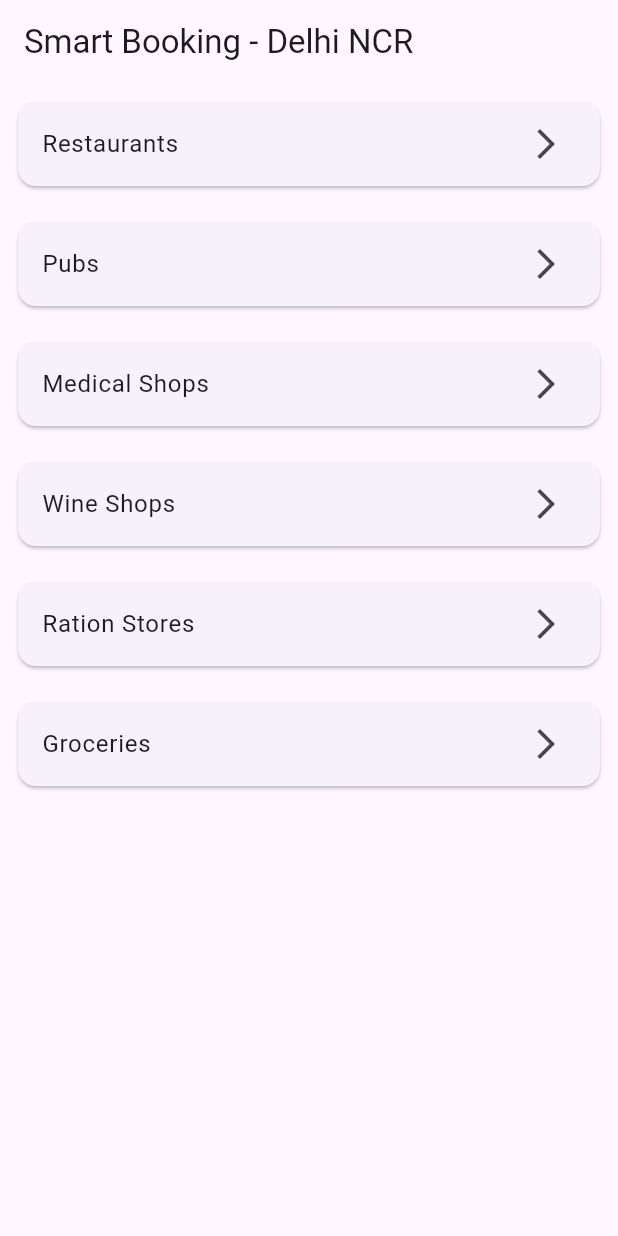
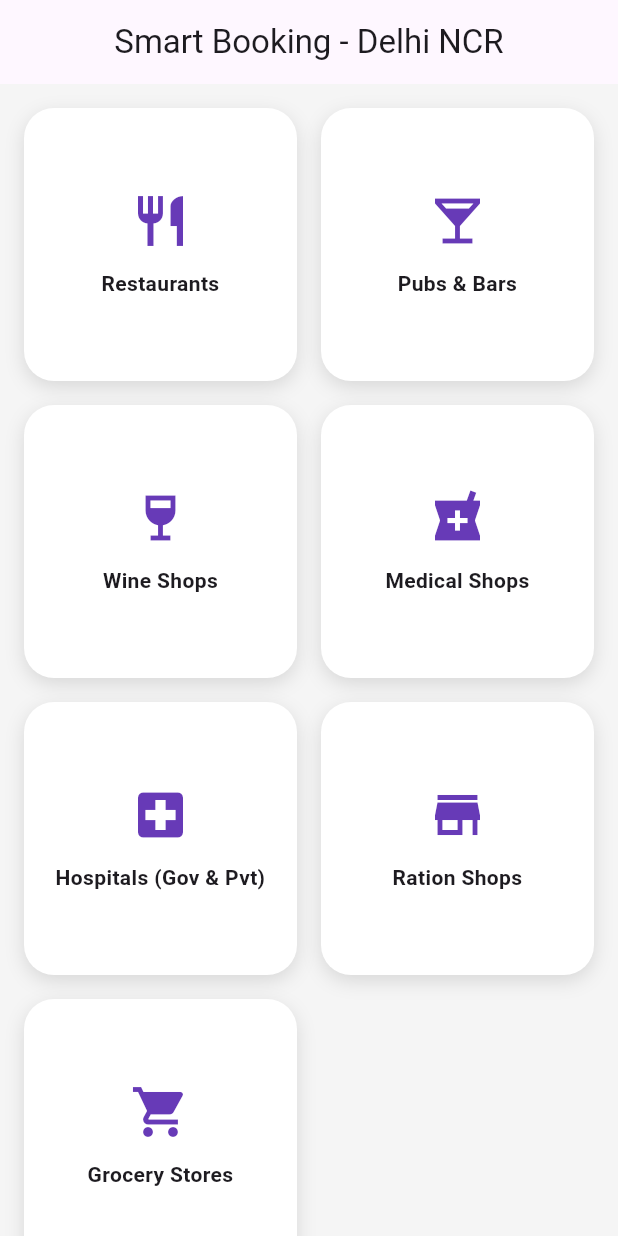
Before and after one commit to anuj3105clover/Smart-booking, a Flutter app: the screen it shows after launch, on a phone screen of 412 x 824 dp. Run offline on Flutter 3.47's test engine with Material 3 defaults, Android fonts, the phone set to English and light mode, and no system bars.

Commit message:
Update app with improved booking interface and timer functionality

```diff
--- a/lib/main.dart
+++ b/lib/main.dart
@@ -1,50 +1,101 @@
 import 'package:flutter/material.dart';
+import 'dart:async';
 
 void main() {
-  runApp(SmartBookingApp());
+  runApp(const SmartBookingApp());
 }
 
 class SmartBookingApp extends StatelessWidget {
+  const SmartBookingApp({super.key});
+
   @override
   Widget build(BuildContext context) {
     return MaterialApp(
       debugShowCheckedModeBanner: false,
-      title: 'Smart Booking',
+      title: 'Smart Booking NCR',
       theme: ThemeData(
-        primarySwatch: Colors.blue,
+        primarySwatch: Colors.deepPurple,
+        scaffoldBackgroundColor: Colors.grey.shade100,
       ),
-      home: HomeScreen(),
+      home: const DashboardScreen(),
     );
   }
 }
 
-class HomeScreen extends StatelessWidget {
-  final List<String> categories = [
-    "Restaurants",
-    "Pubs",
-    "Medical Shops",
-    "Wine Shops",
-    "Ration Stores",
-    "Groceries"
+/* ----------------------------- DASHBOARD ----------------------------- */
+
+class DashboardScreen extends StatelessWidget {
+  const DashboardScreen({super.key});
+
+  final List<Map<String, dynamic>> services = const [
+    {"title": "Restaurants", "icon": Icons.restaurant},
+    {"title": "Pubs & Bars", "icon": Icons.local_bar},
+    {"title": "Wine Shops", "icon": Icons.wine_bar},
+    {"title": "Medical Shops", "icon": Icons.local_pharmacy},
+    {"title": "Hospitals (Gov & Pvt)", "icon": Icons.local_hospital},
+    {"title": "Ration Shops", "icon": Icons.store},
+    {"title": "Grocery Stores", "icon": Icons.shopping_cart},
   ];
 
   @override
   Widget build(BuildContext context) {
     return Scaffold(
       appBar: AppBar(
-        title: Text("Smart Booking - Delhi NCR"),
+        title: const Text("Smart Booking - Delhi NCR"),
+        centerTitle: true,
       ),
-      body: ListView.builder(
-        itemCount: categories.length,
+      body: GridView.builder(
+        padding: const EdgeInsets.all(16),
+        itemCount: services.length,
+        gridDelegate: const SliverGridDelegateWithFixedCrossAxisCount(
+          crossAxisCount: 2,
+          crossAxisSpacing: 16,
+          mainAxisSpacing: 16,
+        ),
         itemBuilder: (context, index) {
-          return Card(
-            margin: EdgeInsets.all(12),
-            child: ListTile(
-              title: Text(categories[index]),
-              trailing: Icon(Icons.arrow_forward_ios),
-              onTap: () {
-                // placeholder for future navigation
-              },
+          final service = services[index];
+
+          return GestureDetector(
+            onTap: () {
+              Navigator.push(
+                context,
+                MaterialPageRoute(
+                  builder: (_) => BookingScreen(
+                    serviceName: service["title"],
+                  ),
+                ),
+              );
+            },
+            child: Container(
+              decoration: BoxDecoration(
+                color: Colors.white,
+                borderRadius: BorderRadius.circular(20),
+                boxShadow: [
+                  BoxShadow(
+                    blurRadius: 10,
+                    color: Colors.black12,
+                    offset: const Offset(0, 4),
+                  )
+                ],
+              ),
+              child: Column(
+                mainAxisAlignment: MainAxisAlignment.center,
+                children: [
+                  Icon(
+                    service["icon"],
+                    size: 40,
+                    color: Colors.deepPurple,
+                  ),
+                  const SizedBox(height: 12),
+                  Text(
+                    service["title"],
+                    textAlign: TextAlign.center,
+                    style: const TextStyle(
+                      fontWeight: FontWeight.bold,
+                    ),
+                  ),
+                ],
+              ),
             ),
           );
         },
@@ -52,3 +103,127 @@ class HomeScreen extends StatelessWidget {
     );
   }
 }
+
+/* ----------------------------- BOOKING SCREEN ----------------------------- */
+
+class BookingScreen extends StatefulWidget {
+  final String serviceName;
+
+  const BookingScreen({super.key, required this.serviceName});
+
+  @override
+  State<BookingScreen> createState() => _BookingScreenState();
+}
+
+class _BookingScreenState extends State<BookingScreen> {
+  int timeLeft = 900; // 15 min timer
+  Timer? timer;
+  bool bookingActive = false;
+  double bookingAmount = 500; // example price
+  double founderCommission = 0;
+
+  void startBooking() {
+    founderCommission = bookingAmount * 0.10;
+
+    setState(() {
+      bookingActive = true;
+    });
+
+    timer = Timer.periodic(const Duration(seconds: 1), (timer) {
+      if (timeLeft > 0) {
+        setState(() {
+          timeLeft--;
+        });
+      } else {
+        timer.cancel();
+      }
+    });
+  }
+
+  String formatTime(int seconds) {
+    int minutes = seconds ~/ 60;
+    int secs = seconds % 60;
+    return "$minutes:${secs.toString().padLeft(2, '0')}";
+  }
+
+  @override
+  void dispose() {
+    timer?.cancel();
+    super.dispose();
+  }
+
+  void simulatePayment() {
+    showDialog(
+      context: context,
+      builder: (_) => AlertDialog(
+        title: const Text("Payment Successful"),
+        content: Text(
+          "Booking Confirmed!\n\n"
+          "Booking Amount: ₹$bookingAmount\n"
+          "Founder Commission (10%): ₹$founderCommission",
+        ),
+        actions: [
+          TextButton(
+            onPressed: () {
+              Navigator.pop(context);
+            },
+            child: const Text("OK"),
+          )
+        ],
+      ),
+    );
+  }
+
+  @override
+  Widget build(BuildContext context) {
+    return Scaffold(
+      appBar: AppBar(
+        title: Text(widget.serviceName),
+      ),
+      body: Padding(
+        padding: const EdgeInsets.all(20),
+        child: Column(
+          children: [
+            const SizedBox(height: 30),
+            const Text(
+              "Book Seat / Takeaway / Appointment",
+              style: TextStyle(fontSize: 20),
+            ),
+            const SizedBox(height: 30),
+            ElevatedButton(
+              style: ElevatedButton.styleFrom(
+                padding: const EdgeInsets.symmetric(
+                  horizontal: 40,
+                  vertical: 15,
+                ),
+              ),
+              onPressed: startBooking,
+              child: const Text("Book Now"),
+            ),
+            const SizedBox(height: 30),
+            if (bookingActive)
+              Column(
+                children: [
+                  const Text("Time Remaining"),
+                  const SizedBox(height: 10),
+                  Text(
+                    formatTime(timeLeft),
+                    style: const TextStyle(
+                      fontSize: 40,
+                      fontWeight: FontWeight.bold,
+                      color: Colors.red,
+                    ),
+                  ),
+                  const SizedBox(height: 20),
+                  ElevatedButton(
+                    onPressed: simulatePayment,
+                    child: const Text("Proceed to Payment"),
+                  ),
+                ],
+              ),
+          ],
+        ),
+      ),
+    );
+  }
+}
```
